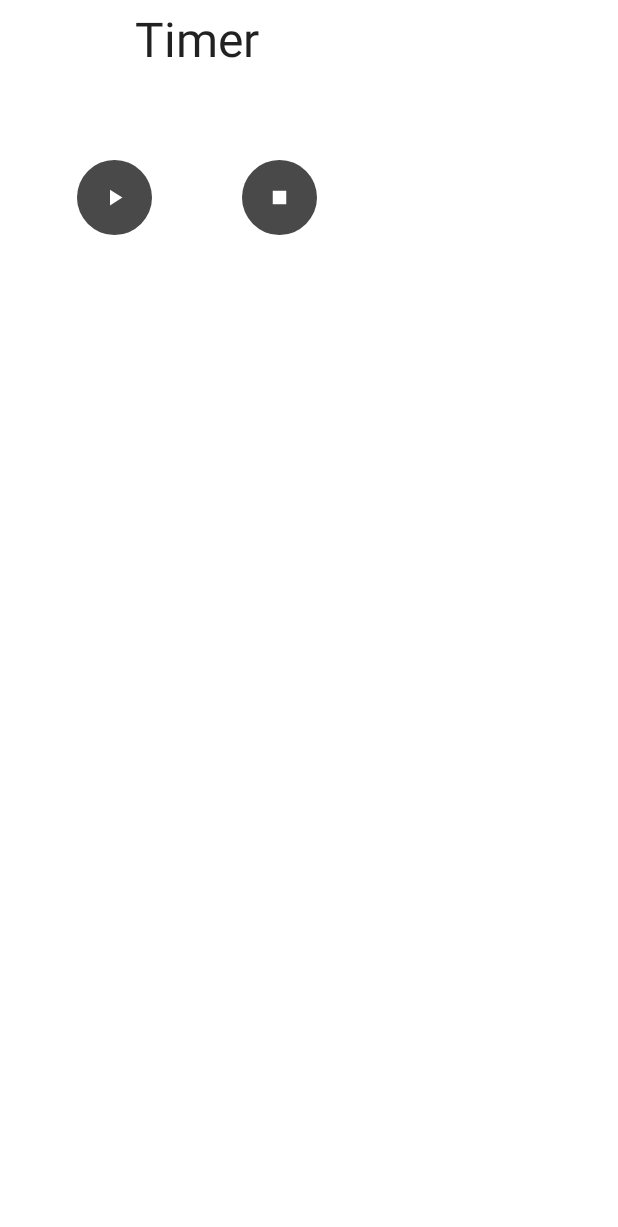
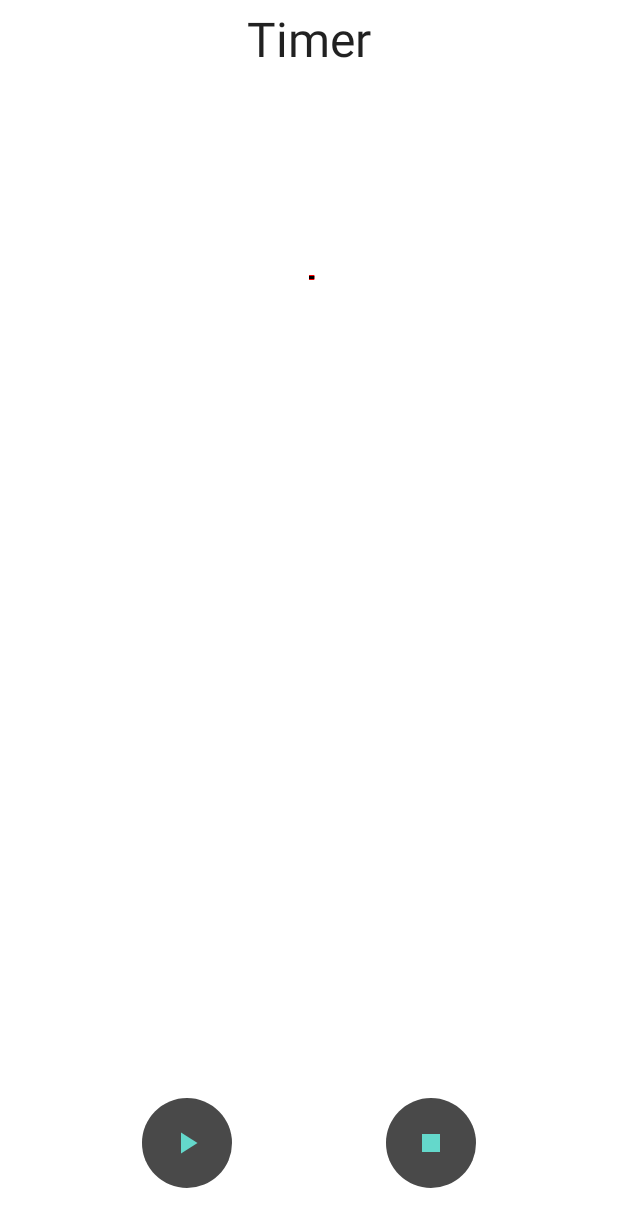
Before and after one commit to 0awawa0/ClockUtils, an Android app built with Jetpack Compose: the @Preview function PreviewTimerView, on a phone screen of 412 x 824 dp. Shown: the top 1227 px of the screen. Run offline under Robolectric (Android 15) with nearby library versions, the phone set to English and light mode, and no system bars; our stand-ins replace constraintlayout-compose.

Commit message:
Implementing timer

```diff
--- a/app/src/main/java/ru/awawa/clockutils/MainViewModel.kt
+++ b/app/src/main/java/ru/awawa/clockutils/MainViewModel.kt
@@ -3,8 +3,8 @@ package ru.awawa.clockutils
 import android.content.Context
 import androidx.compose.runtime.mutableStateOf
 import androidx.lifecycle.ViewModel
-import ru.awawa.clockutils.helper.StopwatchObj
-import ru.awawa.clockutils.helper.TimerObj
+import ru.awawa.clockutils.util.StopwatchObj
+import ru.awawa.clockutils.util.TimerObj
 
 class MainViewModel: ViewModel() {
 
@@ -15,7 +15,9 @@ class MainViewModel: ViewModel() {
 
     private val _checkPoints = LinkedHashSet<CheckPoint>()
     val checkPoints = mutableStateOf(_checkPoints)
+
     val currentTimerTime = TimerObj.time
+    val totalTimerTime = TimerObj.totalTime
     val isTimerRunning = TimerObj.isRunning
 
     fun onSwitchStopwatch() { StopwatchObj.switch() }
--- a/app/src/main/java/ru/awawa/clockutils/ui/views/TimeArcView.kt
+++ b/app/src/main/java/ru/awawa/clockutils/ui/views/TimeArcView.kt
@@ -92,7 +92,7 @@ fun TimeArcView(
             )
         }
         Text(
-            text = "$hours:$minutes:$seconds:$milliseconds",
+            text = "$hours:$minutes:$seconds.$milliseconds",
             modifier = Modifier.align(Alignment.Center),
             fontSize = ((radius - 10.dp) / 8).value.sp,
             fontFamily = FontFamily.Monospace,
--- a/app/src/main/java/ru/awawa/clockutils/ui/views/TimeInputComponents.kt
+++ b/app/src/main/java/ru/awawa/clockutils/ui/views/TimeInputComponents.kt
@@ -1,18 +1,20 @@
 package ru.awawa.clockutils.ui.views
 
-import androidx.compose.foundation.layout.Row
-import androidx.compose.foundation.layout.fillMaxWidth
-import androidx.compose.foundation.layout.width
+import androidx.compose.foundation.Canvas
+import androidx.compose.foundation.layout.*
 import androidx.compose.foundation.text.BasicTextField
 import androidx.compose.foundation.text.KeyboardActions
 import androidx.compose.foundation.text.KeyboardOptions
 import androidx.compose.material.MaterialTheme
 import androidx.compose.material.Text
-import androidx.compose.material.TextField
 import androidx.compose.runtime.Composable
+import androidx.compose.ui.Alignment
 import androidx.compose.ui.Modifier
+import androidx.compose.ui.geometry.Offset
+import androidx.compose.ui.geometry.Size
 import androidx.compose.ui.graphics.Brush
 import androidx.compose.ui.graphics.Color
+import androidx.compose.ui.graphics.drawscope.Stroke
 import androidx.compose.ui.platform.LocalFocusManager
 import androidx.compose.ui.text.TextRange
 import androidx.compose.ui.text.TextStyle
@@ -79,21 +81,83 @@ fun NumberInputView(
 fun TimeInputView(
     modifier: Modifier = Modifier,
     currentTime: Long = 0L,
+    totalTime: Long = 0L,
     isEnabled: Boolean = true,
     onValueChange: (Long) -> Unit = {},
+    useSeconds: Boolean = true,
+    primaryColor: Color = Color.White,
+    secondaryColor: Color = Color.Black,
+    pointerColor: Color = Color.Red,
+    primaryStrokeWidth: Float = 5f,
+    secondaryStrokeWidth: Float = 3f,
     textStyle: TextStyle = TextStyle(
-        textAlign = TextAlign.Center,
-        fontSize = 20.sp,
-        color = MaterialTheme.colors.onPrimary
-    ),
-    useSeconds: Boolean = true
+        color = Color.White,
+        textAlign = TextAlign.Center
+    )
 ) {
     val seconds = currentTime / 1000 % 60
     val minutes = currentTime / 1000 / 60 % 60
     val hours = currentTime / 1000 / 60/ 60 % 24
 
+    val filled = if (totalTime != 0L) currentTime / totalTime.toFloat() else 1f
+
+    BoxWithConstraints(modifier = modifier) {
+        val radius = minOf(maxHeight, maxWidth)
+        Canvas(modifier = Modifier
+            .width(radius)
+            .height(radius)
+            .align(Alignment.Center)
+        ) {
+            val innerRadius = (size.minDimension - primaryStrokeWidth) / 2
+            val halfSize = size / 2f
+            val topLeft = Offset(
+                halfSize.width - innerRadius,
+                halfSize.height - innerRadius
+            )
+
+            val size = Size(innerRadius * 2, innerRadius * 2)
+            val pointerWidth = 1f
+            val primaryStartAngle = -90f
+            val primarySweepAngle = 360f * filled
+            val secondaryStartAngle = primaryStartAngle + primarySweepAngle + pointerWidth
+            val secondarySweepAngle = 360f - primarySweepAngle - pointerWidth
+
+            drawArc(
+                color = primaryColor,
+                startAngle = primaryStartAngle,
+                sweepAngle = primarySweepAngle,
+                useCenter = false,
+                style = Stroke(width = primaryStrokeWidth),
+                size = size,
+                topLeft = topLeft
+            )
+
+            drawArc(
+                color = pointerColor,
+                startAngle = secondaryStartAngle - pointerWidth,
+                sweepAngle = pointerWidth,
+                useCenter = false,
+                style = Stroke(width = primaryStrokeWidth),
+                size = size,
+                topLeft = topLeft
+            )
+            drawArc(
+                color = secondaryColor,
+                startAngle =  secondaryStartAngle,
+                sweepAngle = secondarySweepAngle,
+                useCenter = false,
+                style = Stroke(width = secondaryStrokeWidth),
+                size = size,
+                topLeft = topLeft
+            )
+
+
+        }
+
+        val fontSize = ((radius - 10.dp) / 7).value.sp
+
         Row(
-        modifier = modifier
+            modifier = modifier.align(Alignment.Center)
         ) {
             NumberInputView(
                 currentValue = hours.toInt(),
@@ -103,11 +167,11 @@ fun TimeInputView(
                 onValueChange = {
                     onValueChange(it * 1000 * 60 * 60 + minutes * 1000 * 60 + seconds * 1000)
                 },
-            textStyle = textStyle
+                textStyle = textStyle.copy(fontSize = fontSize)
             )
             Text(
                 text = ":",
-            fontSize = textStyle.fontSize,
+                fontSize = fontSize,
                 color = textStyle.color,
                 textAlign = textStyle.textAlign
             )
@@ -119,12 +183,12 @@ fun TimeInputView(
                 onValueChange = {
                     onValueChange(hours * 1000 * 60 * 60 + it * 1000 * 60 + seconds * 1000)
                 },
-            textStyle = textStyle
+                textStyle = textStyle.copy(fontSize = fontSize)
             )
             if (useSeconds) {
                 Text(
                     text = ":",
-                fontSize = textStyle.fontSize,
+                    fontSize = fontSize,
                     color = textStyle.color,
                     textAlign = textStyle.textAlign
                 )
@@ -136,8 +200,9 @@ fun TimeInputView(
                     onValueChange = {
                         onValueChange(hours * 1000 * 60 * 60 + minutes * 1000 * 60 + it * 1000)
                     },
-                textStyle = textStyle
+                    textStyle = textStyle.copy(fontSize = fontSize)
                 )
+            }
         }
     }
 }
@@ -156,6 +221,7 @@ fun PreviewNumberInput() {
 @Composable
 fun PreviewTimeInput() {
     TimeInputView(
-        currentTime = 5 * 60000
+        currentTime = 3 * 60000,
+        totalTime = 5 * 60000
     )
 }
--- a/app/src/main/java/ru/awawa/clockutils/ui/views/TimerView.kt
+++ b/app/src/main/java/ru/awawa/clockutils/ui/views/TimerView.kt
@@ -13,6 +13,7 @@ import androidx.compose.material.icons.filled.Stop
 import androidx.compose.runtime.*
 import androidx.compose.ui.Modifier
 import androidx.compose.ui.draw.clip
+import androidx.compose.ui.graphics.Color
 import androidx.compose.ui.text.TextStyle
 import androidx.compose.ui.text.style.TextAlign
 import androidx.compose.ui.tooling.preview.Preview
@@ -20,12 +21,14 @@ import androidx.compose.ui.unit.dp
 import androidx.compose.ui.unit.sp
 import androidx.constraintlayout.compose.ConstraintLayout
 import ru.awawa.clockutils.ui.theme.ClockUtilsTheme
+import ru.awawa.clockutils.ui.theme.Teal300
 
 @Composable
 fun TimerView(
     modifier: Modifier = Modifier,
     label: String,
     currentTime: Long,
+    totalTime: Long,
     isRunning: Boolean,
     onSetTime: (Long) -> Unit,
     onStartTimer: () -> Unit,
@@ -33,7 +36,7 @@ fun TimerView(
     onStopTimer: () -> Unit
 ) {
 
-    ConstraintLayout(modifier = modifier) {
+    ConstraintLayout(modifier = modifier.fillMaxSize()) {
 
         val (btnStart, btnStop, text, header) = createRefs()
 
@@ -59,8 +62,8 @@ fun TimerView(
             onValueChange = onSetTime,
             textStyle = TextStyle(
                 textAlign = TextAlign.Center,
-                fontSize = 38.sp,
-                color = MaterialTheme.colors.onPrimary
+                fontSize = 50.sp,
+                color = Color.White
             )
         )
 
@@ -73,12 +76,13 @@ fun TimerView(
                         end.linkTo(btnStop.start, margin = 8.dp)
                         bottom.linkTo(parent.bottom, margin = 32.dp)
                     }
-                    .size(50.dp)
+                    .size(60.dp)
                     .clip(CircleShape)
             ) {
                 Icon(
                     imageVector = if (isRunning) Icons.Default.Pause else Icons.Default.PlayArrow,
-                    contentDescription = null
+                    contentDescription = null,
+                    tint = Teal300
                 )
             }
         }
@@ -97,12 +101,13 @@ fun TimerView(
                     end.linkTo(parent.end, margin = 8.dp)
                     bottom.linkTo(parent.bottom, margin = 32.dp)
                 }
-                .size(50.dp)
+                .size(60.dp)
                 .clip(CircleShape)
         ) {
             Icon(
                 imageVector = Icons.Default.Stop,
-                contentDescription = null
+                contentDescription = null,
+                tint = Teal300
             )
         }
     }
@@ -114,7 +119,8 @@ fun PreviewTimerView() {
     ClockUtilsTheme {
         TimerView(
             label = "Timer",
-            currentTime = 0L,
+            currentTime = 1L,
+            totalTime = 1L,
             isRunning = false,
             onSetTime = {},
             onStartTimer = {},
--- a/app/src/main/java/ru/awawa/clockutils/helper/StopwatchObj.kt
+++ b/app/src/main/java/ru/awawa/clockutils/util/StopwatchObj.kt
@@ -1,4 +1,4 @@
-package ru.awawa.clockutils.helper
+package ru.awawa.clockutils.util
 
 import kotlinx.coroutines.flow.MutableStateFlow
 import kotlinx.coroutines.flow.StateFlow
--- a/app/src/main/res/values/themes.xml
+++ b/app/src/main/res/values/themes.xml
@@ -2,8 +2,8 @@
     <!-- Base application theme. -->
     <style name="Theme.ClockUtils" parent="Theme.MaterialComponents.DayNight.DarkActionBar">
         <!-- Primary brand color. -->
-        <item name="colorPrimary">@color/purple_500</item>
-        <item name="colorPrimaryVariant">@color/purple_700</item>
+        <item name="colorPrimary">@color/teal_200</item>
+        <item name="colorPrimaryVariant">@color/teal_700</item>
         <item name="colorOnPrimary">@color/white</item>
         <!-- Secondary brand color. -->
         <item name="colorSecondary">@color/teal_200</item>
```
Also changed, not shown: app/build.gradle.kts (+10 -11 lines), app/src/main/AndroidManifest.xml (+0 -8 lines), app/src/main/java/ru/awawa/clockutils/MainActivity.kt (+21 -33 lines), app/src/main/java/ru/awawa/clockutils/service/StopwatchService.kt (deleted, +0 -182 lines), app/src/main/java/ru/awawa/clockutils/service/TimerService.kt (deleted, +0 -178 lines), app/src/main/java/ru/awawa/clockutils/ui/theme/Theme.kt (+5 -2 lines), app/src/main/java/ru/awawa/clockutils/ui/views/StopwatchView.kt (+2 -14 lines), app/src/main/java/ru/awawa/clockutils/util/TimerObj.kt (renamed from app/src/main/java/ru/awawa/clockutils/helper/TimerObj.kt, +10 -2 lines). Lines whose indentation alone changed are shown as unchanged.
